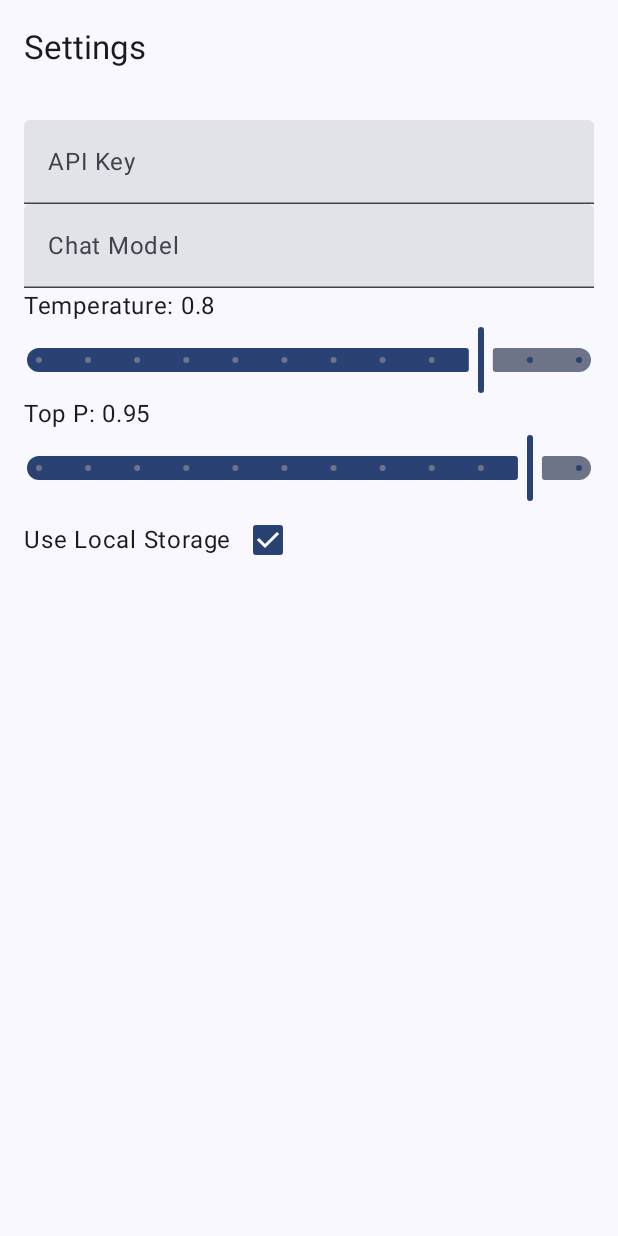
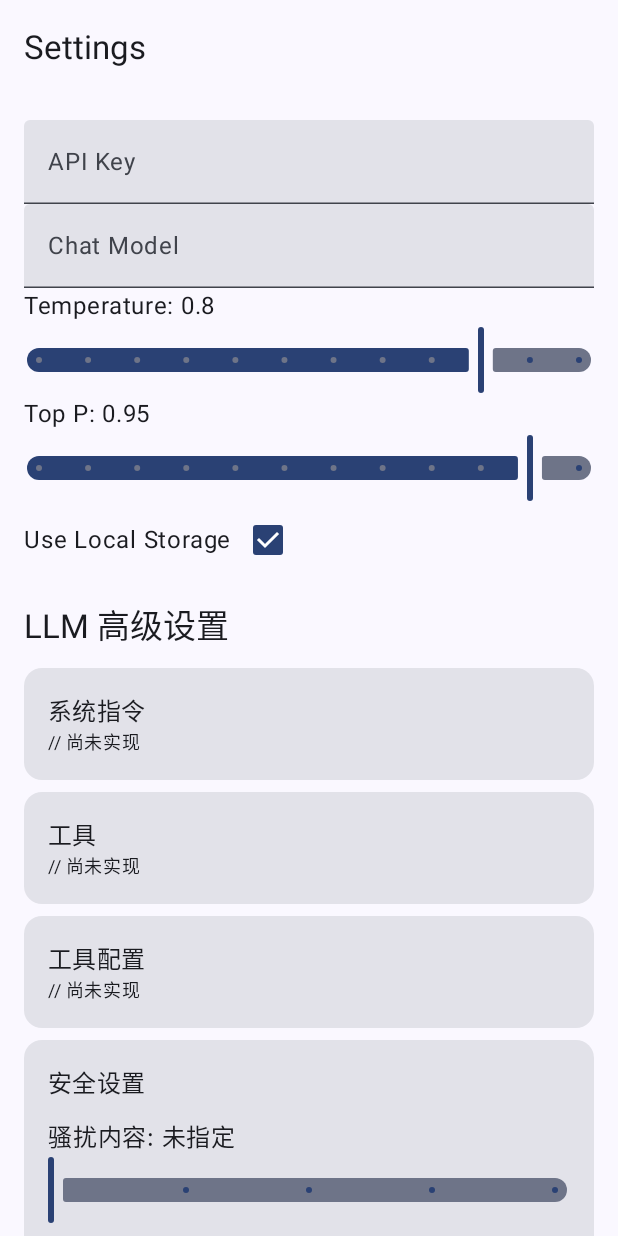
Before and after one commit to Hfugghg/Memoria, an Android app built with Jetpack Compose: the SettingsScreen screen opened through its navigation route, on a phone screen of 412 x 824 dp. Run offline under Robolectric (Android 15) with nearby library versions, the phone set to English and light mode, and no system bars; our stand-ins replace Dagger/Hilt's generated code.

Commit message:
更新了llm高级设置

```diff
--- a/app/src/main/java/com/exp/memoria/ui/settings/SettingsScreen.kt
+++ b/app/src/main/java/com/exp/memoria/ui/settings/SettingsScreen.kt
@@ -2,8 +2,13 @@ package com.exp.memoria.ui.settings
 
 import androidx.compose.foundation.layout.Column
 import androidx.compose.foundation.layout.Row
+import androidx.compose.foundation.layout.Spacer
 import androidx.compose.foundation.layout.fillMaxWidth
+import androidx.compose.foundation.layout.height
 import androidx.compose.foundation.layout.padding
+import androidx.compose.foundation.rememberScrollState
+import androidx.compose.foundation.verticalScroll
+import androidx.compose.material3.Card
 import androidx.compose.material3.Checkbox
 import androidx.compose.material3.ExperimentalMaterial3Api
 import androidx.compose.material3.Scaffold
@@ -14,6 +19,9 @@ import androidx.compose.material3.TopAppBar
 import androidx.compose.runtime.Composable
 import androidx.compose.runtime.collectAsState
 import androidx.compose.runtime.getValue
+import androidx.compose.runtime.mutableStateOf
+import androidx.compose.runtime.remember
+import androidx.compose.runtime.setValue
 import androidx.compose.ui.Alignment
 import androidx.compose.ui.Modifier
 import androidx.compose.ui.unit.dp
@@ -29,7 +37,12 @@ fun SettingsScreen(viewModel: SettingsViewModel = hiltViewModel()) {
             TopAppBar(title = { Text("Settings") })
         }
     ) { padding ->
-        Column(modifier = Modifier.padding(padding).padding(16.dp)) {
+        Column(
+            modifier = Modifier
+                .padding(padding)
+                .verticalScroll(rememberScrollState()) // 添加垂直滚动
+                .padding(16.dp)
+        ) {
             TextField(
                 value = settings.apiKey,
                 onValueChange = viewModel::onApiKeyChange,
@@ -63,6 +76,100 @@ fun SettingsScreen(viewModel: SettingsViewModel = hiltViewModel()) {
                     onCheckedChange = viewModel::onUseLocalStorageChange
                 )
             }
+
+            Spacer(modifier = Modifier.height(16.dp))
+            Text("LLM 高级设置", style = androidx.compose.material3.MaterialTheme.typography.titleLarge)
+            Spacer(modifier = Modifier.height(8.dp))
+
+            // 其他LLM设置的占位符
+            Card(modifier = Modifier.fillMaxWidth().padding(vertical = 4.dp)) {
+                Column(modifier = Modifier.padding(16.dp)) {
+                    Text("系统指令", style = androidx.compose.material3.MaterialTheme.typography.titleMedium)
+                    Text("// 尚未实现", style = androidx.compose.material3.MaterialTheme.typography.bodySmall)
+                }
+            }
+            Card(modifier = Modifier.fillMaxWidth().padding(vertical = 4.dp)) {
+                Column(modifier = Modifier.padding(16.dp)) {
+                    Text("工具", style = androidx.compose.material3.MaterialTheme.typography.titleMedium)
+                    Text("// 尚未实现", style = androidx.compose.material3.MaterialTheme.typography.bodySmall)
+                }
+            }
+            Card(modifier = Modifier.fillMaxWidth().padding(vertical = 4.dp)) {
+                Column(modifier = Modifier.padding(16.dp)) {
+                    Text("工具配置", style = androidx.compose.material3.MaterialTheme.typography.titleMedium)
+                    Text("// 尚未实现", style = androidx.compose.material3.MaterialTheme.typography.bodySmall)
+                }
+            }
+
+            // 可交互的安全设置
+            SafetySettingsSection()
+
+            Card(modifier = Modifier.fillMaxWidth().padding(vertical = 4.dp)) {
+                Column(modifier = Modifier.padding(16.dp)) {
+                    Text("生成配置", style = androidx.compose.material3.MaterialTheme.typography.titleMedium)
+                    Text("// 尚未实现", style = androidx.compose.material3.MaterialTheme.typography.bodySmall)
+                }
+            }
         }
     }
 }
+
+/**
+ * 安全设置的可组合函数
+ * 允许用户分别为四个不同的安全类别调整滑块
+ */
+@Composable
+fun SafetySettingsSection() {
+    // 使用 remember 为每个安全设置的滑块创建一个可变状态，用于模拟调整
+    var harassmentValue by remember { mutableStateOf(0.0f) }
+    var hateSpeechValue by remember { mutableStateOf(0.0f) }
+    var sexuallyExplicitValue by remember { mutableStateOf(0.0f) }
+    var dangerousContentValue by remember { mutableStateOf(0.0f) }
+
+    // 安全设置卡片
+    Card(modifier = Modifier.fillMaxWidth().padding(vertical = 4.dp)) {
+        Column(modifier = Modifier.padding(16.dp)) {
+            Text("安全设置", style = androidx.compose.material3.MaterialTheme.typography.titleMedium)
+            Spacer(modifier = Modifier.height(8.dp))
+
+            // 骚扰内容设置
+            SettingSlider(label = "骚扰内容", value = harassmentValue, onValueChange = { harassmentValue = it })
+
+            // 仇恨言论设置
+            SettingSlider(label = "仇恨言论", value = hateSpeechValue, onValueChange = { hateSpeechValue = it })
+
+            // 色情内容设置
+            SettingSlider(label = "色情内容", value = sexuallyExplicitValue, onValueChange = { sexuallyExplicitValue = it })
+
+            // 危险内容设置
+            SettingSlider(label = "危险内容", value = dangerousContentValue, onValueChange = { dangerousContentValue = it })
+        }
+    }
+}
+
+/**
+ * 一个通用的滑块组件，用于安全设置中的每个项目
+ * @param label 滑块的标签
+ * @param value 滑块的当前值
+ * @param onValueChange 当滑块值改变时调用的回调
+ */
+@Composable
+private fun SettingSlider(label: String, value: Float, onValueChange: (Float) -> Unit) {
+    // 将Float值转换为更易读的文本标签
+    val levelText = when {
+        value < 0.125f -> "未指定"
+        value < 0.375f -> "不屏蔽"
+        value < 0.625f -> "仅高风险即屏蔽"
+        value < 0.875f -> "中风险及以上即屏蔽"
+        else -> "低风险及以上即屏蔽"
+    }
+    Column(modifier = Modifier.padding(vertical = 4.dp)) {
+        Text("$label: $levelText")
+        Slider(
+            value = value,
+            onValueChange = onValueChange,
+            valueRange = 0f..1f,
+            steps = 3
+        )
+    }
+}
```
Also changed, not shown: app/src/main/java/com/exp/memoria/data/remote/dto/LlmRequest.kt (+42 -1 lines).
